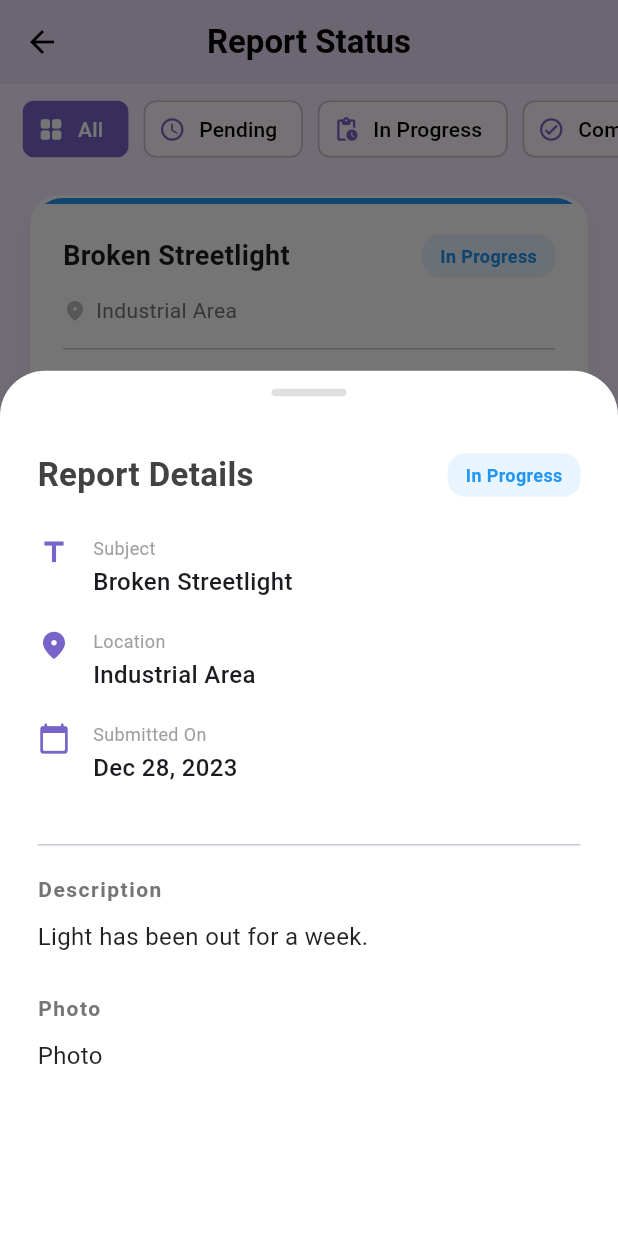
After one commit to St487/FixMyRoad, a Flutter app: the ReportStatus screen opened directly, scrolled down 199 dp, after a tap on "Details", on a phone screen of 412 x 824 dp. The commit adds this screen. Run offline on Flutter 3.47's test engine with Material 3 defaults, Android fonts, the phone set to English and light mode, and no system bars; our stand-ins replace geocoding, geolocator, google_maps_flutter, image_picker, permission_handler, shared_preferences; missing offline and left inert: flutter_floating_bottom_bar; accounts and stored records are empty.

Commit message:
Add report screen

```diff
--- a/fix_my_road/lib/main_screen.dart
+++ b/fix_my_road/lib/main_screen.dart
@@ -1,6 +1,8 @@
 import 'package:fix_my_road/screen/add_report.dart';
 import 'package:fix_my_road/screen/home_page.dart';
 import 'package:fix_my_road/screen/profile.dart';
+import 'package:fix_my_road/screen/report_status.dart';
+import 'package:fix_my_road/screen/view_map.dart';
 import 'package:flutter/gestures.dart';
 import 'package:flutter/material.dart';
 import 'package:flutter_floating_bottom_bar/flutter_floating_bottom_bar.dart';
@@ -105,7 +107,7 @@ class _MainScreenState extends State<MainScreen> with SingleTickerProviderStateM
                 Tab(icon: Icon(Icons.home_rounded, size: 28)),
                 Tab(icon: Icon(Icons.map_rounded, size: 28)),
                 Tab(child: SizedBox(width: 40)),
-                Tab(icon: Icon(Icons.history_rounded, size: 28)),
+                Tab(icon: Icon(Icons.list_alt_rounded, size: 28)),
                 Tab(icon: Icon(Icons.person_rounded, size: 28)),
               ],
             ),
@@ -115,7 +117,12 @@ class _MainScreenState extends State<MainScreen> with SingleTickerProviderStateM
                 width: 60,
                 height: 60,
                 child: GestureDetector(
-                  onTap: () => tabController.animateTo(2),
+                  onTap: () {
+                    Navigator.push(
+                      context,
+                      MaterialPageRoute(builder: (context) => const AddReport()),
+                    );
+                  },
                   child: Container(
                     decoration: BoxDecoration(
                       color: lightPurple,
@@ -146,10 +153,14 @@ class _MainScreenState extends State<MainScreen> with SingleTickerProviderStateM
           dragStartBehavior: DragStartBehavior.down,
           physics: const BouncingScrollPhysics(),
           children: [
-            HomePage(),
-            const Center(child: Text("Map Page")),
+            HomePage(
+              onNavigate: (index) {
+                tabController.animateTo(index);
+              },
+            ),
+            ViewMap(),
             AddReport(),
-            const Center(child: Text("Notifications Page")),
+            ReportStatus(),
             const ProfileScreen(),
           ],
         ),
--- a/fix_my_road/lib/screen/add_report.dart
+++ b/fix_my_road/lib/screen/add_report.dart
@@ -12,6 +12,17 @@ class AddReport extends StatefulWidget {
 }
 
 class _AddReportState extends State<AddReport> {
+  @override
+void dispose() {
+  titleController.dispose();
+  descriptionController.dispose();
+  _mapController?.dispose();
+  super.dispose();
+}
+
+  TextEditingController titleController = TextEditingController();
+  TextEditingController descriptionController = TextEditingController();
+
   String? _pickedAddress;
   GoogleMapController? _mapController;
 
@@ -19,11 +30,11 @@ class _AddReportState extends State<AddReport> {
   String? selectedType;
   final ImagePicker _picker = ImagePicker();
 
-  LatLng? _pickedLocation; // Selected location from map
+  LatLng? _pickedLocation;
   List<File> _selectedImages = [];
 
   Future<void> _pickFromCamera() async {
-    if (_selectedImages.length >= 3) return; // Safety check
+    if (_selectedImages.length >= 3) return;
 
     final XFile? image = await _picker.pickImage(
       source: ImageSource.camera,
@@ -73,8 +84,19 @@ class _AddReportState extends State<AddReport> {
             child: Column(
               crossAxisAlignment: CrossAxisAlignment.start,
               children: [
-                const Text("Add Your Report Here",
-                  style: TextStyle(fontSize: 24, fontWeight: FontWeight.bold),
+                Row(
+                  children: [
+                    GestureDetector(
+                      onTap: () => Navigator.pop(context),
+                      child: const Icon(Icons.arrow_back, color: Colors.black, size: 30),
+                    ),
+                    Expanded(
+                      child: Text("Add Your Report Here",
+                        textAlign: TextAlign.center,
+                        style: TextStyle(fontSize: 24, fontWeight: FontWeight.bold),
+                      ),
+                    ),
+                  ],
                 ),
                 const SizedBox(height: 20),
 
@@ -123,6 +145,7 @@ class _AddReportState extends State<AddReport> {
                 ),
                 const SizedBox(height: 5),
                 TextField(
+                  controller: titleController,
                   decoration: InputDecoration(
                     hintText: "Enter Title of Issue",
                     border: OutlineInputBorder(borderRadius: BorderRadius.circular(15)),
@@ -147,6 +170,7 @@ class _AddReportState extends State<AddReport> {
                 const SizedBox(height: 5),
                 TextField(
                   maxLines: 4,
+                  controller: descriptionController,
                   decoration: InputDecoration(
                     hintText: "Describe the issue in detail",
                     border: OutlineInputBorder(borderRadius: BorderRadius.circular(15)),
@@ -371,18 +395,10 @@ class _AddReportState extends State<AddReport> {
                     width: double.infinity,
                     decoration: BoxDecoration(
                       borderRadius: BorderRadius.circular(15),
-                      gradient: const LinearGradient(
-                        colors: [
-                          Color(0xFF9D50BB), // Rich Purple
-                          Color(0xFF6E48AA), // Deep Violet
-                        ],
-                        begin: Alignment.centerLeft,
-                        end: Alignment.centerRight,
-                      ),
+                      color: const Color(0xFF7864C8),
                       boxShadow: [
                         BoxShadow(
-                          // Purple shadow matches the theme better than blue
-                          color: const Color(0xFF9D50BB).withOpacity(0.3),
+                          color: const Color.fromARGB(91, 79, 79, 79),
                           spreadRadius: 1,
                           blurRadius: 12,
                           offset: const Offset(0, 6),
@@ -391,7 +407,11 @@ class _AddReportState extends State<AddReport> {
                     ),
                     child: ElevatedButton(
                       onPressed: () {
-                        // Submission logic
+                        _clearForm();
+                        ScaffoldMessenger.of(context).showSnackBar(
+                          const SnackBar(content: Text("Report Submitted Successfully!")),
+                        );
+                        Navigator.pop(context);
                       },
                       style: ElevatedButton.styleFrom(
                         backgroundColor: Colors.transparent,
@@ -452,4 +472,18 @@ class _AddReportState extends State<AddReport> {
       ),
     );
   }
+
+  void _clearForm() {
+    setState(() {
+      titleController.clear();
+      descriptionController.clear();
+
+      selectedType = null;
+      _pickedLocation = null;
+      _pickedAddress = null;
+      _selectedImages = [];
+    });
+  }
+
+
 }
--- a/fix_my_road/lib/screen/home_page.dart
+++ b/fix_my_road/lib/screen/home_page.dart
@@ -1,9 +1,11 @@
+import 'package:fix_my_road/screen/add_report.dart';
 import 'package:fix_my_road/support_widget/action_card.dart';
 import 'package:fix_my_road/support_widget/issue_card.dart';
 import 'package:flutter/material.dart';
 
 class HomePage extends StatefulWidget {
-  const HomePage({super.key});
+  final Function(int) onNavigate;
+  const HomePage({super.key, required this.onNavigate});
 
   @override
   State<HomePage> createState() => _HomePageState();
@@ -99,7 +101,12 @@ class _HomePageState extends State<HomePage> {
                         icon: Icons.add,
                         label: "Add Report",
                         color: const Color.fromARGB(255, 248, 187, 222),
-                        onTap: () {},
+                        onTap: () {
+                          Navigator.push(
+                            context,
+                            MaterialPageRoute(builder: (context) => const AddReport()),
+                          );
+                        },
                       ),
                     ),
                     const SizedBox(width: 10),
@@ -109,7 +116,9 @@ class _HomePageState extends State<HomePage> {
                         icon: Icons.map,
                         label: "View Map",
                         color: const Color.fromARGB(255, 204, 192, 249),
-                        onTap: () {},
+                        onTap: () {
+                          widget.onNavigate(1);
+                        },
                       ),
                     ),
                     const SizedBox(width: 10),
@@ -119,7 +128,9 @@ class _HomePageState extends State<HomePage> {
                         icon: Icons.history,
                         label: "Report Status",
                         color: const Color.fromARGB(255, 252, 217, 192),
-                        onTap: () {},
+                        onTap: () {
+                          widget.onNavigate(3);
+                        },
                       ),
                     ),
                   ]
--- a/fix_my_road/lib/screen/login_register/map_picker_page.dart
+++ b/fix_my_road/lib/screen/login_register/map_picker_page.dart
@@ -144,7 +144,7 @@ class _MapPickerPageState extends State<MapPickerPage> {
                     IconButton(
                       icon: const Icon(Icons.arrow_back, color: Colors.black),
                       onPressed: () {
-                        Navigator.pop(context); // just go back without returning data
+                        Navigator.pop(context);
                       },
                     ),
                     Expanded(
--- /dev/null
+++ b/fix_my_road/lib/screen/report_status.dart
@@ -0,0 +1,351 @@
+import 'package:flutter/material.dart';
+
+class ReportStatus extends StatefulWidget {
+  const ReportStatus({super.key});
+
+  @override
+  State<ReportStatus> createState() => _ReportStatusState();
+}
+
+class _ReportStatusState extends State<ReportStatus> {
+  String selectedFilter = 'All';
+  final List<String> filters = ['All', 'Pending', 'In Progress', 'Completed'];
+  final Map<String, IconData> filterIcons = {
+    'All': Icons.grid_view_rounded,
+    'Pending': Icons.schedule_rounded,
+    'In Progress': Icons.pending_actions_rounded,
+    'Completed': Icons.check_circle_outline_rounded,
+  };
+
+  final List<Map<String, dynamic>> reports = [
+    {
+      'title': 'Large Pothole',
+      'location': 'Jalan Changlun',
+      'date': 'Jan 02, 2024',
+      'status': 'Pending',
+      'description': 'Deep pothole causing traffic issues.',
+      'photo': 'Photo',
+    },
+    {
+      'title': 'Broken Streetlight',
+      'location': 'Industrial Area',
+      'date': 'Dec 28, 2023',
+      'status': 'In Progress',
+      'description': 'Light has been out for a week.',
+      'photo': 'Photo',
+    },
+    {
+      'title': 'Fallen Tree',
+      'location': 'Park Avenue',
+      'date': 'Dec 20, 2023',
+      'status': 'Completed',
+      'description': 'Tree blocking the sidewalk.',
+      'photo': 'Photo',
+    },
+    {
+      'title': 'Pothole',
+      'location': 'Main Street, Block A',
+      'date': 'Jan 02, 2024',
+      'status': 'Pending',
+      'description': 'Deep pothole causing traffic issues.',
+      'photo': 'Photo',
+    },
+  ];
+
+  @override
+  Widget build(BuildContext context) {
+    Future<void> _handleRefresh() async {
+      await Future.delayed(const Duration(seconds: 2));
+
+      setState(() {
+      });
+    }
+
+    final filteredReports = selectedFilter == 'All'
+        ? reports
+        : reports.where((r) => r['status'] == selectedFilter).toList();
+
+    return Scaffold(
+      backgroundColor: const Color.fromARGB(255, 247, 235, 255),
+      appBar: AppBar(
+        title: const Text("Report Status", style: TextStyle(fontWeight: FontWeight.bold)),
+        centerTitle: true,
+        backgroundColor: Colors.transparent,
+        elevation: 0,
+        foregroundColor: Colors.black,
+      ),
+      body: Column(
+        children: [
+          //Filter
+          Container(
+            height: 60,
+            padding: const EdgeInsets.symmetric(vertical: 10),
+            child: ListView.builder(
+              scrollDirection: Axis.horizontal,
+              padding: const EdgeInsets.symmetric(horizontal: 15),
+              itemCount: filters.length,
+              itemBuilder: (context, index) {
+                String filterName = filters[index];
+                bool isSelected = selectedFilter == filters[index];
+                return Padding(
+                  padding: const EdgeInsets.only(right: 10),
+                  child: FilterChip(
+                    avatar: Icon(
+                    filterIcons[filterName],
+                    size: 18,
+                    color: isSelected ? Colors.white : const Color(0xFF7864C8),
+                  ),
+                  label: Text(filterName),
+                  selected: isSelected,
+                  showCheckmark: false,
+                  onSelected: (bool value) {
+                    setState(() {
+                      selectedFilter = filterName;
+                    });
+                  },
+                    selectedColor: const Color(0xFF7864C8),
+                    labelStyle: TextStyle(
+                      color: isSelected ? Colors.white : Colors.black,
+                    ),
+                  ),
+                );
+              },
+            ),
+          ),
+
+          Expanded(
+            child: RefreshIndicator(
+              color: const Color(0xFF7864C8),
+              onRefresh: _handleRefresh,
+              child: filteredReports.isEmpty
+                  ? ListView(
+                      children: const [
+                        SizedBox(height: 200),
+                        Center(child: Text("No reports found.")),
+                      ],
+                    )
+                  : ListView.separated(
+                      padding: const EdgeInsets.fromLTRB(20, 10, 20, 100),
+                      itemCount: filteredReports.length,
+                      separatorBuilder: (context, index) => const SizedBox(height: 15),
+                      itemBuilder: (context, index) {
+                        return _buildReportCard(filteredReports[index]);
+                      },
+                    ),
+                  ),
+          ),
+        ],
+      ),
+    );
+  }
+
+  Widget _buildReportCard(Map<String, dynamic> report) {
+    bool isPending = report['status'] == 'Pending';
+
+    return Container(
+      decoration: BoxDecoration(
+        color: Colors.white,
+        borderRadius: BorderRadius.circular(20),
+        border: Border.all(color: Colors.white, width: 2), // Glossy look
+        boxShadow: [
+          BoxShadow(
+            color: const Color(0xFF7864C8).withOpacity(0.08),
+            blurRadius: 20,
+            offset: const Offset(0, 10),
+          )
+        ],
+      ),
+      child: ClipRRect(
+        borderRadius: BorderRadius.circular(20),
+        child: Column(
+          children: [
+            Container(height: 4, color: _getStatusColor(report['status'])),
+            Padding(
+              padding: const EdgeInsets.all(20),
+              child: Column(
+                crossAxisAlignment: CrossAxisAlignment.start,
+                children: [
+                  Row(
+                    mainAxisAlignment: MainAxisAlignment.spaceBetween,
+                    children: [
+                      Expanded(
+                        child: Text(
+                          report['title'],
+                          style: const TextStyle(fontSize: 18, fontWeight: FontWeight.bold),
+                        ),
+                      ),
+                      _statusBadge(report['status']),
+                    ],
+                  ),
+                  const SizedBox(height: 12),
+                  Row(
+                    children: [
+                      Icon(Icons.location_on_rounded, size: 16, color: Colors.grey.shade400),
+                      const SizedBox(width: 6),
+                      Text(report['location'], style: TextStyle(color: Colors.grey.shade600)),
+                    ],
+                  ),
+                  const Padding(
+                    padding: EdgeInsets.symmetric(vertical: 15),
+                    child: Divider(height: 1),
+                  ),
+                  Row(
+                    mainAxisAlignment: MainAxisAlignment.spaceBetween,
+                    children: [
+                      Column(
+                        crossAxisAlignment: CrossAxisAlignment.start,
+                        children: [
+                          const Text("SUBMITTED ON", style: TextStyle(fontSize: 10, color: Colors.grey, letterSpacing: 1)),
+                          Text(report['date'], style: const TextStyle(fontWeight: FontWeight.w600, fontSize: 13)),
+                        ],
+                      ),
+                      Row(
+                        children: [
+                          if (isPending)
+                            IconButton.filled(
+                              onPressed: () {},
+                              icon: const Icon(Icons.edit_rounded, size: 18),
+                              style: IconButton.styleFrom(
+                                backgroundColor: const Color(0xFF7864C8).withOpacity(0.1),
+                                foregroundColor: const Color(0xFF7864C8),
+                              ),
+                            ),
+                          const SizedBox(width: 8),
+                          ElevatedButton(
+                            onPressed: () => _showReportDetails(context, report),
+                            style: ElevatedButton.styleFrom(
+                              backgroundColor: const Color(0xFF7864C8),
+                              foregroundColor: Colors.white,
+                              elevation: 0,
+                              shape: RoundedRectangleBorder(borderRadius: BorderRadius.circular(12)),
+                            ),
+                            child: const Text("Details"),
+                          ),
+                        ],
+                      ),
+                    ],
+                  ),
+                ],
+              ),
+            ),
+          ],
+        ),
+      ),
+    );
+  }
+
+  Color _getStatusColor(String status) {
+    switch (status) {
+      case 'Pending': return Colors.orange;
+      case 'In Progress': return Colors.blue;
+      case 'Completed': return Colors.green;
+      default: return Colors.grey;
+    }
+  }
+
+  Widget _statusBadge(String status) {
+    Color color = _getStatusColor(status);
+    return Container(
+      padding: const EdgeInsets.symmetric(horizontal: 12, vertical: 6),
+      decoration: BoxDecoration(
+        color: color.withOpacity(0.1),
+        borderRadius: BorderRadius.circular(12),
+      ),
+      child: Text(
+        status,
+        style: TextStyle(color: color, fontSize: 12, fontWeight: FontWeight.bold),
+      ),
+    );
+  }
+
+  void _showReportDetails(BuildContext context, Map<String, dynamic> report) {
+    showModalBottomSheet(
+      context: context,
+      isScrollControlled: true,
+      backgroundColor: Colors.transparent,
+      builder: (context) => Container(
+        height: MediaQuery.of(context).size.height * 0.7,
+        decoration: const BoxDecoration(
+          color: Colors.white,
+          borderRadius: BorderRadius.vertical(top: Radius.circular(30)),
+        ),
+        child: Column(
+          children: [
+            Container(
+              margin: const EdgeInsets.symmetric(vertical: 12),
+              height: 5,
+              width: 50,
+              decoration: BoxDecoration(
+                color: Colors.grey[300],
+                borderRadius: BorderRadius.circular(10),
+              ),
+            ),
+
+            Expanded(
+              child: ListView(
+                padding: const EdgeInsets.all(25),
+                children: [
+                  Row(
+                    mainAxisAlignment: MainAxisAlignment.spaceBetween,
+                    children: [
+                      Text("Report Details",
+                        style: TextStyle(fontSize: 22, fontWeight: FontWeight.bold, color: Colors.grey[800])),
+                      _statusBadge(report['status']),
+                    ],
+                  ),
+                  const SizedBox(height: 25),
+
+                  _detailItem(Icons.title, "Subject", report['title']),
+                  _detailItem(Icons.location_on_rounded, "Location", report['location']),
+                  _detailItem(Icons.calendar_today_rounded, "Submitted On", report['date']),
+
+                  const Divider(height: 40),
+
+                  Text("Description",
+                    style: TextStyle(fontSize: 14, fontWeight: FontWeight.bold, color: Colors.grey[600], letterSpacing: 1)),
+                  const SizedBox(height: 10),
+                  Text(
+                    report['description'] ?? "No description provided.",
+                    style: const TextStyle(fontSize: 16, height: 1.5, color: Colors.black87),
+                  ),
+
+                  const SizedBox(height: 25),
+                  Text("Photo",
+                    style: TextStyle(fontSize: 14, fontWeight: FontWeight.bold, color: Colors.grey[600], letterSpacing: 1)),
+                  const SizedBox(height: 10),
+                  Text(
+                    report['photo'] ?? "No photo provided.",
+                    style: const TextStyle(fontSize: 16, height: 1.5, color: Colors.black87),
+                  ),
+
+                ],
+              ),
+            ),
+          ],
+        ),
+      ),
+    );
+  }
+
+  // Helper widget for detail rows
+  Widget _detailItem(IconData icon, String label, String value) {
+    return Padding(
+      padding: const EdgeInsets.only(bottom: 20),
+      child: Row(
+        crossAxisAlignment: CrossAxisAlignment.start,
+        children: [
+          Icon(icon, size: 22, color: const Color(0xFF7864C8)),
+          const SizedBox(width: 15),
+          Column(
+            crossAxisAlignment: CrossAxisAlignment.start,
+            children: [
+              Text(label, style: TextStyle(fontSize: 12, color: Colors.grey[500])),
+              const SizedBox(height: 2),
+              Text(value, style: const TextStyle(fontSize: 16, fontWeight: FontWeight.w500)),
+            ],
+          ),
+        ],
+      ),
+    );
+  }
+}
--- /dev/null
+++ b/fix_my_road/lib/screen/view_map.dart
@@ -0,0 +1,20 @@
+import 'package:flutter/material.dart';
+
+class ViewMap extends StatefulWidget {
+  const ViewMap({super.key});
+
+  @override
+  State<ViewMap> createState() => _ViewMapState();
+}
+
+class _ViewMapState extends State<ViewMap> {
+  @override
+  Widget build(BuildContext context) {
+    return Scaffold(
+      backgroundColor: const Color.fromARGB(255, 247, 235, 255),
+      body: Center(
+        child: Text("Map"),
+      ),
+    );
+  }
+}
```
